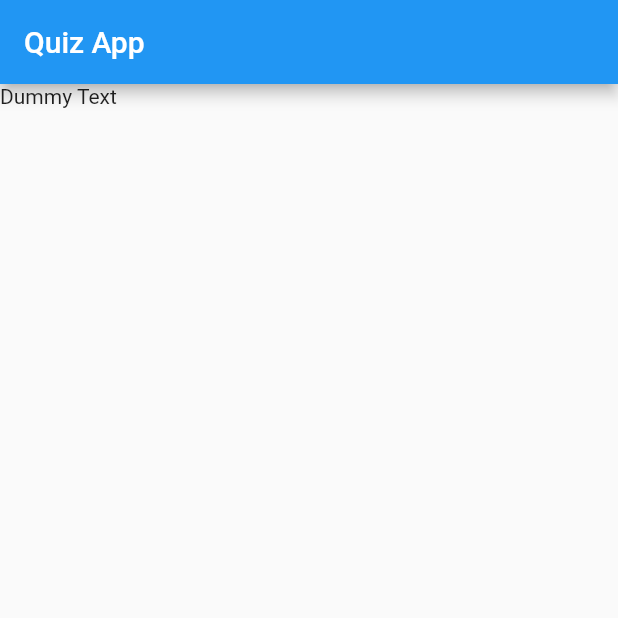
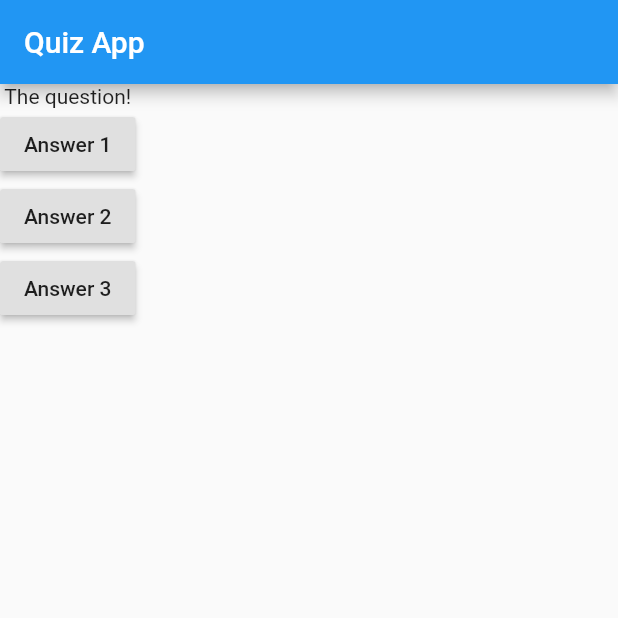
Before and after one commit to lastradev/flutter-quiz-app, a Flutter app: the screen it shows after launch, on a phone screen of 412 x 824 dp, the top half of it. Run offline on Flutter 3.47's test engine with Material 2 defaults, Android fonts, the phone set to English and light mode, and no system bars.

Commit message:
Add questions layout

```diff
--- a/lib/main.dart
+++ b/lib/main.dart
@@ -3,14 +3,38 @@ import 'package:flutter/material.dart';
 void main() => runApp(MyApp());
 
 class MyApp extends StatelessWidget {
+  void answerQuestion() {
+    print('Answer chosen!');
+  }
+
   @override
   Widget build(BuildContext context) {
+    var questions = [
+      'What\'s your favorite color?',
+      'What\'s your favorite animal?'
+    ];
     return MaterialApp(
       home: Scaffold(
         appBar: AppBar(
           title: Text('Quiz App'),
         ),
-        body: Text('Dummy Text'),
+        body: Column(
+          children: [
+            Text('The question!'),
+            RaisedButton(
+              child: Text('Answer 1'),
+              onPressed: answerQuestion,
+            ),
+            RaisedButton(
+              child: Text('Answer 2'),
+              onPressed: answerQuestion,
+            ),
+            RaisedButton(
+              child: Text('Answer 3'),
+              onPressed: answerQuestion,
+            ),
+          ],
+        ),
       ),
     );
   }
```
